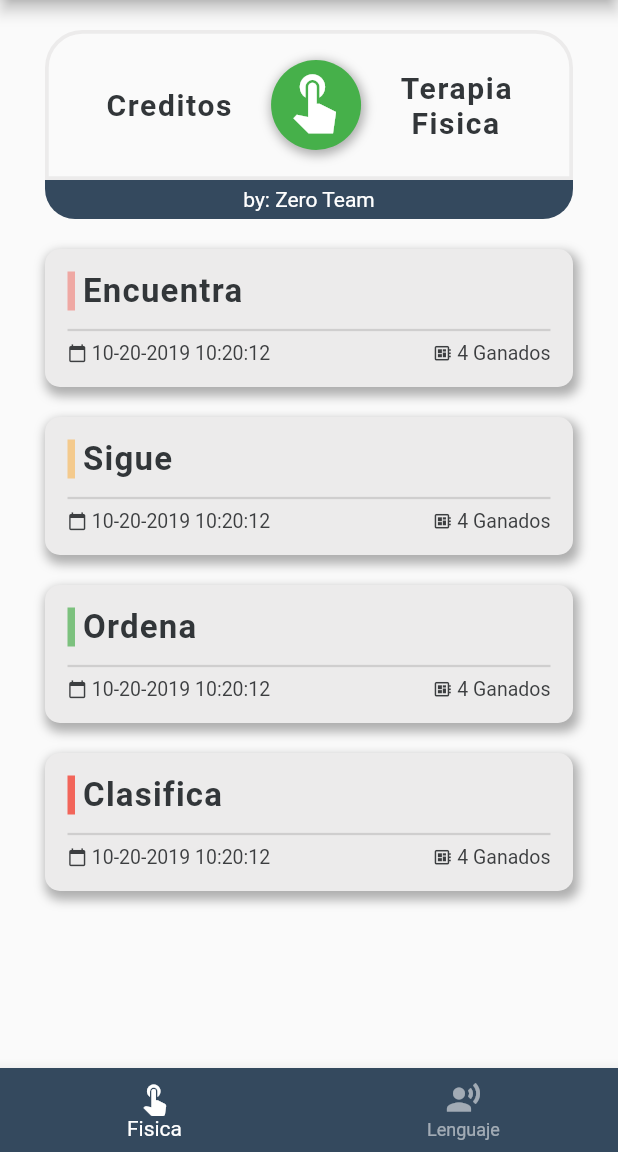
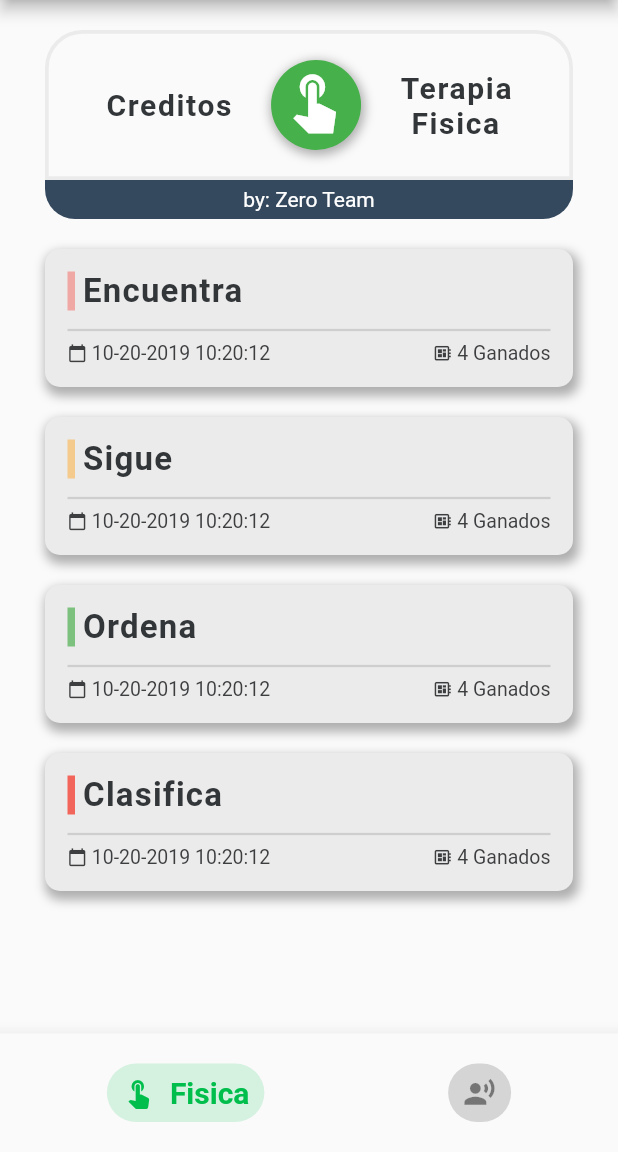
Before and after one commit to JohnnyGG98/app_movij, a Flutter app: the MenuJuegoMobile screen opened directly, on a phone screen of 412 x 824 dp, the part 84-1236 px from its top. Run offline on Flutter 3.47's test engine with Material 2 defaults, Android fonts, the phone set to English and light mode, and no system bars; our stand-ins replace audioplayers, flutter_tts, shared_preferences; missing offline and left inert: flame; accounts and stored records are empty; statements that could not run were skipped.

Commit message:
ADD: New bottom bar
Adding a bottom bar with animations

closes #13

```diff
--- /dev/null
+++ b/lib/models/button_bottom_model.dart
@@ -0,0 +1,30 @@
+import 'package:flutter/material.dart';
+
+class ButtonBottomModel {
+  int page;
+  String label;
+  IconData icon;
+  Color color;
+
+  ButtonBottomModel({
+    @required this.page,
+    @required this.label,
+    @required this.icon,
+    @required this.color,
+  });
+}
+
+List<ButtonBottomModel> buttonsBottom = [
+  ButtonBottomModel(
+    page: 0,
+    label: 'Fisica',
+    icon: Icons.touch_app,
+    color: Color(0xFF00BE4C),
+  ),
+  ButtonBottomModel(
+    page: 1,
+    label: 'Lenguaje',
+    icon: Icons.record_voice_over,
+    color: Color(0xFF00BE4C),
+  ),
+];
--- a/lib/pages/menu/juegos/menu_juego.dart
+++ b/lib/pages/menu/juegos/menu_juego.dart
@@ -1,8 +1,8 @@
-import 'package:app_movij/C/colors.dart';
 import 'package:app_movij/pages/menu/juegos/menu_juego_tablet.dart';
 import 'package:app_movij/templates/menu_lateral.dart';
 import 'package:app_movij/templates/widgets/responsive.dart';
 import 'package:app_movij/utils/global.dart';
+import 'package:app_movij/widgets/bottom_menu/animated_bottom_bar.dart';
 import 'package:flutter/material.dart';
 
 import 'juegos_tf.dart';
@@ -31,12 +31,16 @@ class _MenuJuegoMobilState extends State<MenuJuegoMobile> {
   @override
   Widget build(BuildContext context) {
     return Scaffold(
-      appBar: AppBar(
-        title: Text('Juegos'),
-      ),
+      appBar: AppBar(title: Text('Juegos')),
       drawer: MenuLateral(),
       body: _loadPage(_actualPage),
-      bottomNavigationBar: _bottomBar(),
+      bottomNavigationBar: AnimatedBottomBar(
+        onChange: (page) {
+          setState(() {
+            _actualPage = page;
+          });
+        },
+      ),
     );
   }
 
@@ -51,26 +55,4 @@ class _MenuJuegoMobilState extends State<MenuJuegoMobile> {
         return Container(color: Colors.white);
     }
   }
-
-  Widget _bottomBar() {
-    return BottomNavigationBar(
-      backgroundColor: PRIMARY_COLOR,
-      selectedItemColor: Colors.white,
-      unselectedItemColor: Colors.white54,
-      currentIndex: _actualPage,
-      onTap: (index) {
-        setState(() {
-          _actualPage = index;
-        });
-      },
-      items: [
-        BottomNavigationBarItem(
-          icon: Icon(Icons.touch_app),
-          label: 'Fisica',
-        ),
-        BottomNavigationBarItem(
-            icon: Icon(Icons.record_voice_over), label: 'Lenguaje')
-      ],
-    );
-  }
 }
--- /dev/null
+++ b/lib/widgets/bottom_menu/animated_bottom_bar.dart
@@ -0,0 +1,92 @@
+import 'package:app_movij/models/button_bottom_model.dart';
+import 'package:flutter/material.dart';
+
+class AnimatedBottomBar extends StatefulWidget {
+  final Function(int page) onChange;
+
+  const AnimatedBottomBar({
+    Key key,
+    @required this.onChange,
+  }) : super(key: key);
+
+  @override
+  _AnimatedBottomBarState createState() => _AnimatedBottomBarState();
+}
+
+class _AnimatedBottomBarState extends State<AnimatedBottomBar>
+    with TickerProviderStateMixin {
+  int selectedPage = 0;
+  final Duration colorDuration = const Duration(milliseconds: 300);
+  final Duration sizeDuration = const Duration(milliseconds: 200);
+
+  @override
+  Widget build(BuildContext context) {
+    return Material(
+      // color: Color(0xFF34495E),
+      elevation: 10.0,
+      child: Padding(
+        padding: const EdgeInsets.symmetric(
+          vertical: 20,
+          horizontal: 10,
+        ),
+        child: Row(
+          mainAxisSize: MainAxisSize.max,
+          mainAxisAlignment: MainAxisAlignment.spaceAround,
+          children: _items(),
+        ),
+      ),
+    );
+  }
+
+  List<Widget> _items() {
+    return buttonsBottom.map(_getButton).toList();
+  }
+
+  Widget _getButton(ButtonBottomModel button) {
+    final bool isSelected = selectedPage == button.page;
+    return InkWell(
+      splashColor: Colors.transparent,
+      onTap: () {
+        if (selectedPage != button.page) {
+          setState(() {
+            selectedPage = button.page;
+            widget.onChange(button.page);
+          });
+        }
+      },
+      child: AnimatedContainer(
+        duration: colorDuration,
+        padding: const EdgeInsets.symmetric(vertical: 8, horizontal: 10),
+        decoration: BoxDecoration(
+          color: isSelected
+              ? button.color.withOpacity(0.15)
+              : Colors.black45.withOpacity(0.15),
+          borderRadius: BorderRadius.circular(30),
+        ),
+        child: Row(
+          children: [
+            Icon(
+              button.icon,
+              color: isSelected ? button.color : Colors.black45,
+              size: 22,
+            ),
+            if (isSelected) SizedBox(width: 10),
+            AnimatedSize(
+              duration: sizeDuration,
+              curve: Curves.easeInOut,
+              vsync: this,
+              child: Text(
+                isSelected ? button.label : '',
+                style: TextStyle(
+                  color: isSelected ? button.color : Colors.black45,
+                  fontWeight: FontWeight.w600,
+                  fontSize: 20,
+                ),
+              ),
+            ),
+          ],
+        ),
+      ),
+    );
+  }
+}
```
